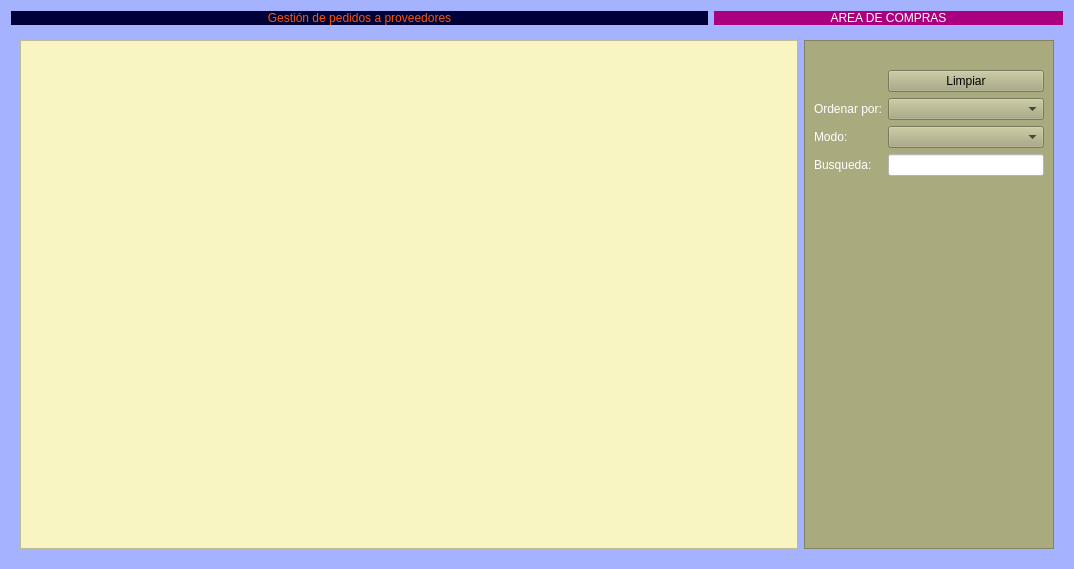
Qt form Zona_Compras/frmpedidosproveedor.ui (arcnexus/RedFoX) before a commit.
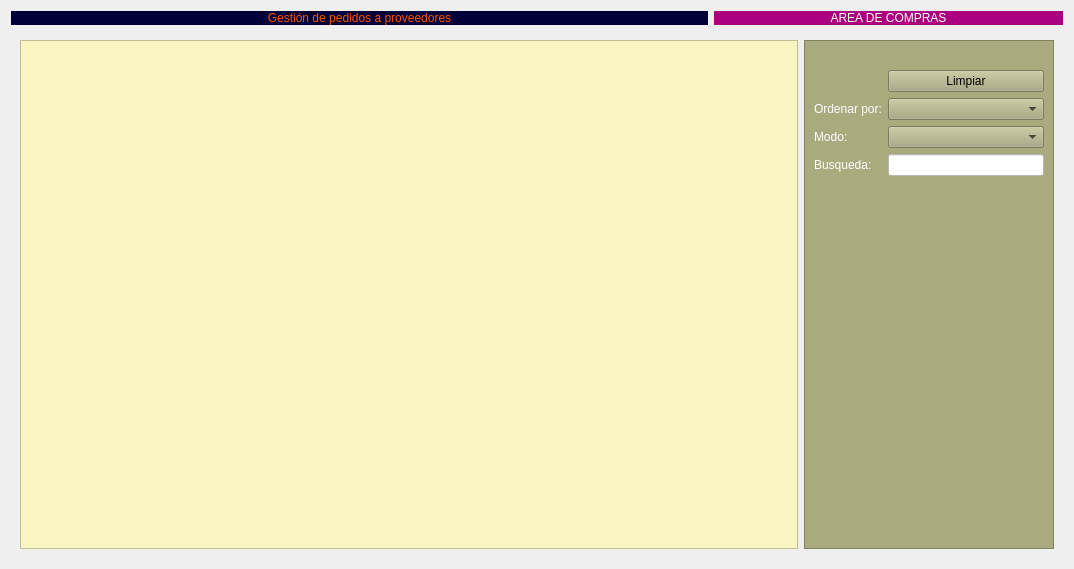
The same form after that commit. Icons and pictures are not drawn.

What changed in the file:
```diff
--- a/Zona_Compras/frmpedidosproveedor.ui
+++ b/Zona_Compras/frmpedidosproveedor.ui
@@ -18,7 +18,7 @@
     <normaloff>:/Icons/PNG/Maya.png</normaloff>:/Icons/PNG/Maya.png</iconset>
   </property>
   <property name="styleSheet">
-   <string notr="true">background-color: rgb(165, 179, 255);</string>
+   <string notr="true"/>
   </property>
   <layout class="QGridLayout" name="gridLayout_12">
    <item row="1" column="0" colspan="3">
```
